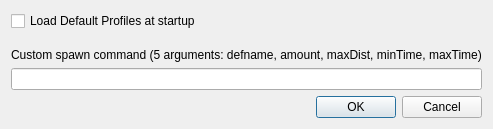
Old version of the form src/forms/dlg_settings.ui in the repository cbnolok/Leviathan.
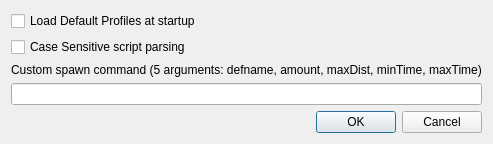
New version of the form.

Commit message: Version 0.4.2. - Upgraded to MinGW 7.3 and Qt 5.12.5 for both 32 and 64 bits Windows compilation. - Fixed: crashes occurring when searching for a non-existing animation in the UO files and loading a scripts profile without having loaded a client profile first. - Fixed: Art/Anim view not being cleared when requesting an invalid/non-existing picture. - Added: Setting to enable Case Sensitive script parsing. When it's off, no new category/subsection will be created if there's an existing one with the same name, but different casing.

Diff of the .ui file:
```diff
--- a/src/forms/dlg_settings.ui
+++ b/src/forms/dlg_settings.ui
@@ -7,7 +7,7 @@
     <x>0</x>
     <y>0</y>
     <width>440</width>
-    <height>129</height>
+    <height>144</height>
    </rect>
   </property>
   <property name="windowTitle">
@@ -16,14 +16,24 @@
   <layout class="QGridLayout" name="gridLayout_2">
    <item row="0" column="0">
     <layout class="QGridLayout" name="gridLayout">
-     <item row="2" column="0">
+     <item row="0" column="0">
+      <widget class="QCheckBox" name="checkBox_loadDefaultProfilesAtStartup">
+       <property name="text">
+        <string>Load Default Profiles at startup</string>
+       </property>
+      </widget>
+     </item>
+     <item row="4" column="0">
+      <widget class="QLineEdit" name="lineEdit_spawn"/>
+     </item>
+     <item row="3" column="0">
       <widget class="QLabel" name="label_spawn">
        <property name="text">
         <string>Custom spawn command (5 arguments: defname, amount, maxDist, minTime, maxTime)</string>
        </property>
       </widget>
      </item>
-     <item row="1" column="0">
+     <item row="2" column="0">
       <spacer name="verticalSpacer">
        <property name="orientation">
         <enum>Qt::Vertical</enum>
@@ -36,7 +46,7 @@
        </property>
       </spacer>
      </item>
-     <item row="4" column="0">
+     <item row="5" column="0">
       <widget class="QDialogButtonBox" name="buttonBox">
        <property name="orientation">
         <enum>Qt::Horizontal</enum>
@@ -46,16 +56,13 @@
        </property>
       </widget>
      </item>
-     <item row="0" column="0">
-      <widget class="QCheckBox" name="checkBox_loadDefaultProfilesAtStartup">
+     <item row="1" column="0">
+      <widget class="QCheckBox" name="checkBox_caseSensitiveScriptParsing">
        <property name="text">
-        <string>Load Default Profiles at startup</string>
+        <string>Case Sensitive script parsing</string>
        </property>
       </widget>
      </item>
-     <item row="3" column="0">
-      <widget class="QLineEdit" name="lineEdit_spawn"/>
-     </item>
     </layout>
    </item>
   </layout>
```
The commit also changes 24 other files.
